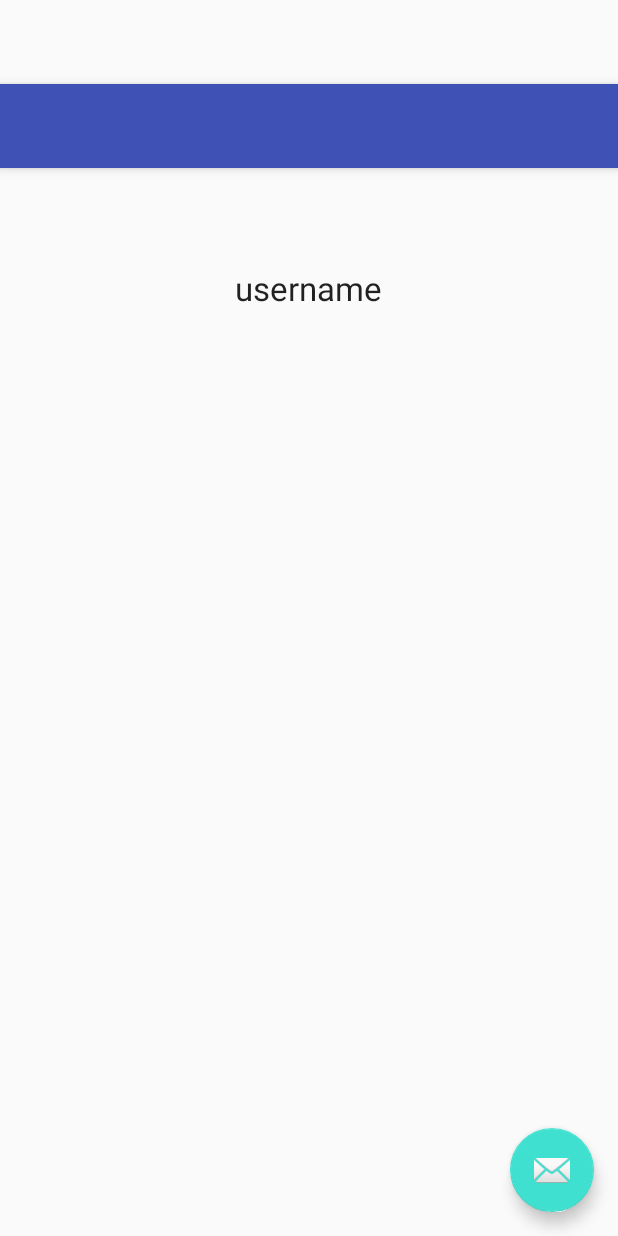
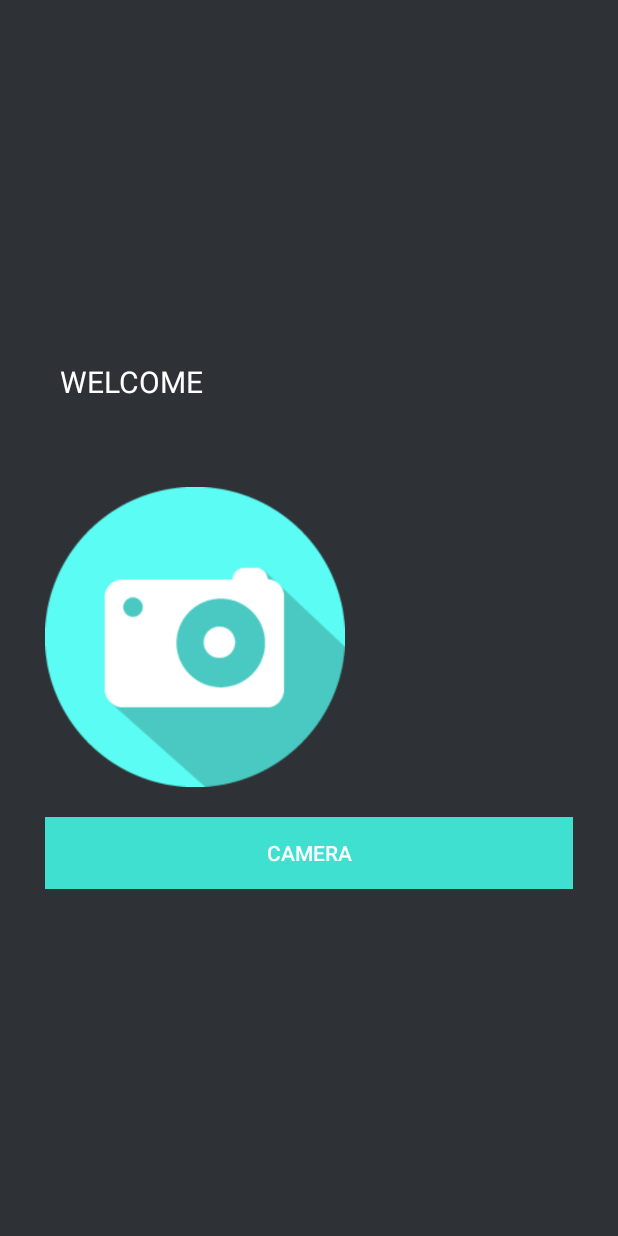
Before and after one commit to rokzidarn/android_imageplusplus, an Android app: the layout activity_welcome.xml on its own in the app's theme, with its tools: preview values and no code run, on a phone screen of 412 x 824 dp. Run offline under Robolectric (Android 15) with nearby library versions, the phone set to English and light mode, and no system bars.

Commit message:
added camera functionality + some design

```diff
--- a/app/src/main/res/layout/activity_welcome.xml
+++ b/app/src/main/res/layout/activity_welcome.xml
@@ -1,35 +1,57 @@
 <?xml version="1.0" encoding="utf-8"?>
-<android.support.design.widget.CoordinatorLayout
-    xmlns:android="http://schemas.android.com/apk/res/android"
-    xmlns:app="http://schemas.android.com/apk/res-auto"
-    xmlns:tools="http://schemas.android.com/tools"
-    android:layout_width="match_parent"
-    android:layout_height="match_parent"
-    android:fitsSystemWindows="true"
-    tools:context=".WelcomeActivity">
+<LinearLayout xmlns:android="http://schemas.android.com/apk/res/android"
+    android:layout_width="fill_parent"
+    android:layout_height="fill_parent"
+    android:background="@color/bg_welcome"
+    android:gravity="center"
+    android:orientation="vertical"
+    android:padding="10dp" >
 
-    <android.support.design.widget.AppBarLayout
+    <LinearLayout
+        android:layout_width="fill_parent"
         android:layout_height="wrap_content"
-        android:layout_width="match_parent"
-        android:theme="@style/AppTheme.AppBarOverlay">
+        android:orientation="vertical"
+        android:paddingLeft="20dp"
+        android:paddingRight="20dp" >
 
-        <android.support.v7.widget.Toolbar
-            android:id="@+id/toolbar"
-            android:layout_width="match_parent"
-            android:layout_height="?attr/actionBarSize"
-            android:background="?attr/colorPrimary"
-            app:popupTheme="@style/AppTheme.PopupOverlay" />
+        <TextView
+            android:layout_width="wrap_content"
+            android:layout_height="wrap_content"
+            android:layout_centerInParent="true"
+            android:text="@string/welcome"
+            android:padding="10dp"
+            android:singleLine="true"
+            android:textColor="@color/white"
+            android:textSize="20dp" />
 
-    </android.support.design.widget.AppBarLayout>
+        <TextView
+            android:id="@+id/usernameText"
+            android:layout_width="wrap_content"
+            android:layout_height="wrap_content"
+            android:layout_centerInParent="true"
+            android:layout_marginBottom="10dp"
+            android:padding="10dp"
+            android:singleLine="true"
+            android:textSize="12dp"
+            android:textColor="@color/white"/>
 
-    <include layout="@layout/content_welcome"/>
+        <ImageView
+            android:layout_width="200dp"
+            android:layout_height="200dp"
+            android:layout_centerInParent="true"
+            android:id="@+id/imageView"
+            android:src="@drawable/camera"
+            android:scaleType="fitXY"
+            android:gravity="center" />
 
-    <android.support.design.widget.FloatingActionButton
-        android:id="@+id/fab"
-        android:layout_width="wrap_content"
-        android:layout_height="wrap_content"
-        android:layout_gravity="bottom|end"
-        android:layout_margin="@dimen/fab_margin"
-        android:src="@android:drawable/ic_dialog_email" />
+        <Button
+            android:id="@+id/btnCamera"
+            android:layout_width="fill_parent"
+            android:layout_height="wrap_content"
+            android:layout_marginTop="20dip"
+            android:background="@color/bg_login"
+            android:text="@string/btn_camera"
+            android:textColor="@color/white" />
+    </LinearLayout>
 
-</android.support.design.widget.CoordinatorLayout>
+</LinearLayout>
--- a/app/src/main/res/layout/content_welcome.xml
+++ /dev/null
@@ -1,25 +0,0 @@
-<?xml version="1.0" encoding="utf-8"?>
-<RelativeLayout
-    xmlns:android="http://schemas.android.com/apk/res/android"
-    xmlns:tools="http://schemas.android.com/tools"
-    xmlns:app="http://schemas.android.com/apk/res-auto"
-    android:layout_width="match_parent"
-    android:layout_height="match_parent"
-    android:paddingLeft="@dimen/activity_horizontal_margin"
-    android:paddingRight="@dimen/activity_horizontal_margin"
-    android:paddingTop="@dimen/activity_vertical_margin"
-    android:paddingBottom="@dimen/activity_vertical_margin"
-    app:layout_behavior="@string/appbar_scrolling_view_behavior"
-    tools:showIn="@layout/activity_welcome"
-    tools:context=".WelcomeActivity">
-
-    <TextView
-        android:layout_width="wrap_content"
-        android:layout_height="wrap_content"
-        android:textAppearance="?android:attr/textAppearanceLarge"
-        android:id="@+id/usernameText"
-        android:layout_alignParentTop="true"
-        android:layout_centerHorizontal="true"
-        android:layout_marginTop="49dp"
-        android:text="username" />
-</RelativeLayout>
--- a/app/src/main/res/values/colors.xml
+++ b/app/src/main/res/values/colors.xml
@@ -11,4 +11,6 @@
     <color name="btn_login_bg">#FFFFFF</color>
     <color name="btn_login">#000000</color>
     <color name="input_login_hint">#EAEAEA</color>
+
+    <color name="bg_welcome">#2E3237</color>
 </resources>
--- a/app/src/main/res/values/strings.xml
+++ b/app/src/main/res/values/strings.xml
@@ -1,12 +1,15 @@
 <resources>
     <string name="app_name">ImagePlusPlus</string>
+    <string name="title_activity_welcom">Welcome</string>
+    <string name="login">Login</string>
     <string name="action_refresh">Refresh</string>
-    <string name="login">Login</string>
     <string name="activity_login">Login I++</string>
     <string name="user_password">Password</string>
     <string name="user_username">Username</string>
-    <string name="title_activity_welcom">Welcome</string>
     <string name="hint_email">EMAIL</string>
     <string name="hint_password">PASSWORD</string>
     <string name="btn_login">LOGIN</string>
+    <string name="btn_camera">CAMERA</string>
+    <string name="welcome">WELCOME</string>
+    <string name="btn_bypass">BYPASS</string>
 </resources>
```
Also changed, not shown: app/src/main/java/com/image/rok/imageplusplus/LoginActivity.java (+10 -0 lines), app/src/main/java/com/image/rok/imageplusplus/WelcomeActivity.java (+32 -14 lines), app/src/main/res/layout/activity_login.xml (+12 -3 lines), app/src/main/res/drawable/camera.png (added).
